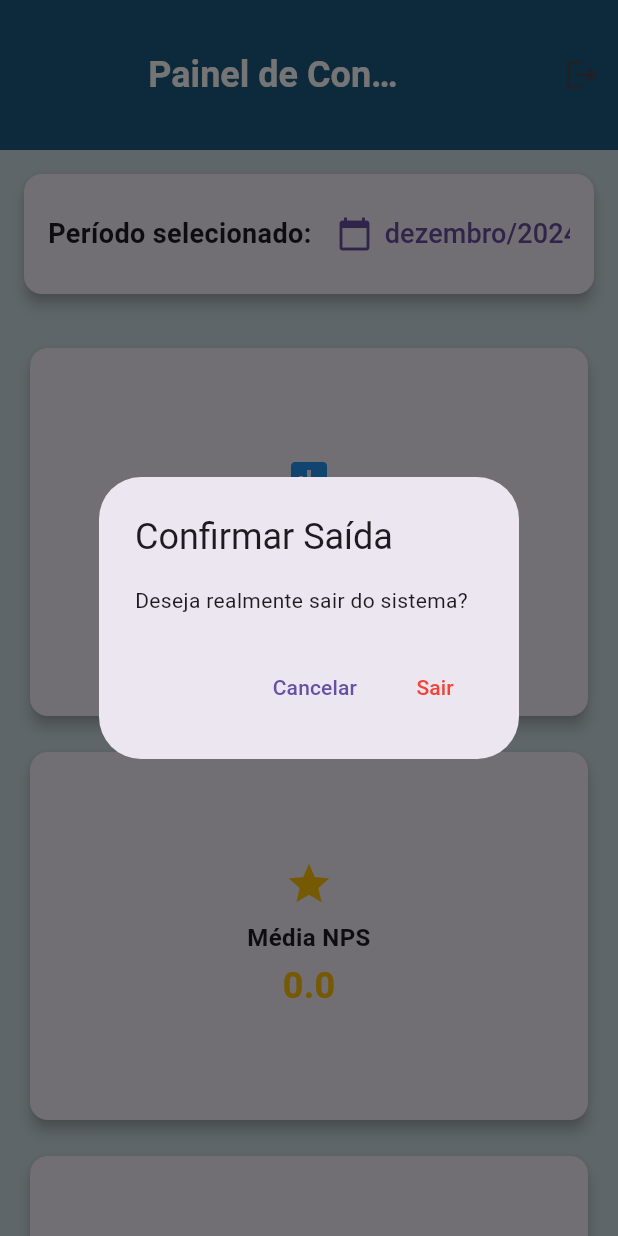
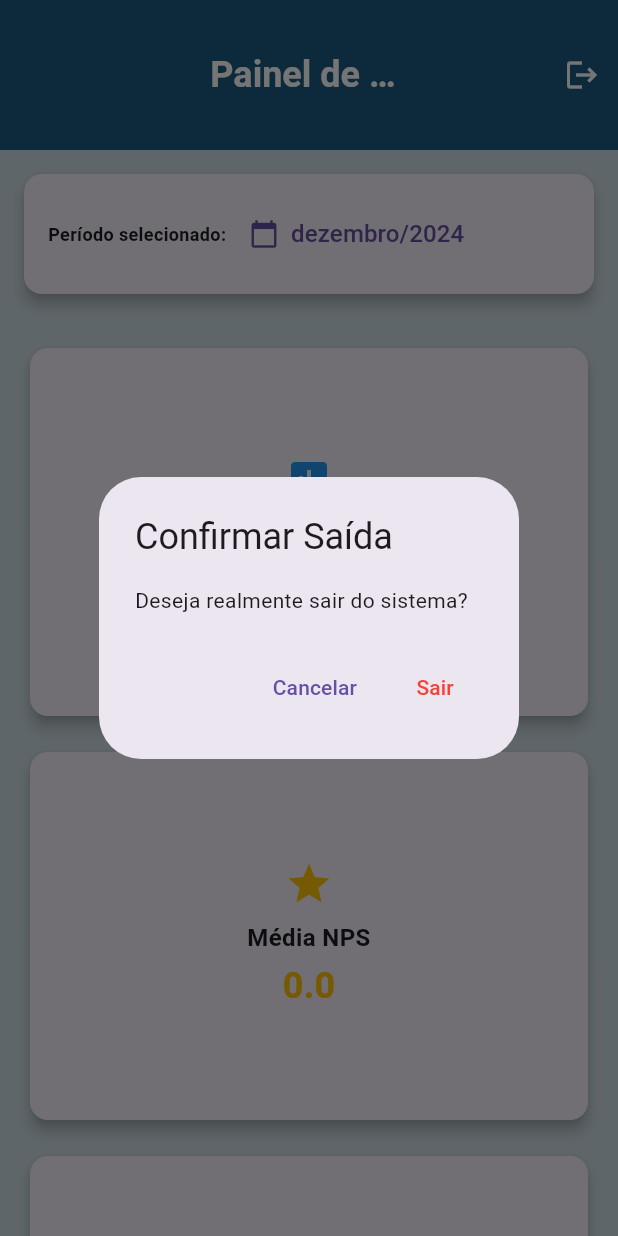
Before and after one commit to alisonschatz/dashboard_viacredi, a Flutter app: the screen it shows once a user with an empty profile is signed in, after a tap on the "logout" icon, on a phone screen of 412 x 824 dp. Run offline on Flutter 3.47's test engine with Material 3 defaults, Android fonts, the phone set to English and light mode, and no system bars; our stand-ins replace cloud_firestore, firebase_auth, firebase_core; accounts and stored records are empty.

Commit message:
fix_bugs

```diff
--- a/lib/screens/dashboard/dashboard_screen.dart
+++ b/lib/screens/dashboard/dashboard_screen.dart
@@ -64,7 +64,7 @@
               const Text(
                 'Período selecionado: ',
                 style: TextStyle(
-                  fontSize: 18,
+                  fontSize: 12,
                   fontWeight: FontWeight.bold,
                 ),
               ),
@@ -84,11 +84,11 @@
                     },
                   );
                 },
-                icon: const Icon(Icons.calendar_today, size: 24),
+                icon: const Icon(Icons.calendar_today, size: 20),
                 label: Text(
                   DateFormat('MMMM/y', 'pt_BR').format(selectedDate),
                   style: const TextStyle(
-                    fontSize: 18,
+                    fontSize: 16,
                     fontWeight: FontWeight.w500,
                   ),
                 ),
@@ -158,7 +158,7 @@
               padding: const EdgeInsets.symmetric(vertical: 8.0),
               child: Image.asset(
                 'assets/img/dash/logo_white.png',
-                height: 80,
+                height: 120,
                 fit: BoxFit.contain,
               ),
             ),
@@ -179,7 +179,8 @@
         actions: [
           IconButton(
             icon: const Icon(Icons.logout),
-            tooltip: 'Sair do sistema',
+            color: Colors.white,
+            // tooltip: 'Sair do sistema',
             onPressed: _handleLogout,
           ),
         ],
```
